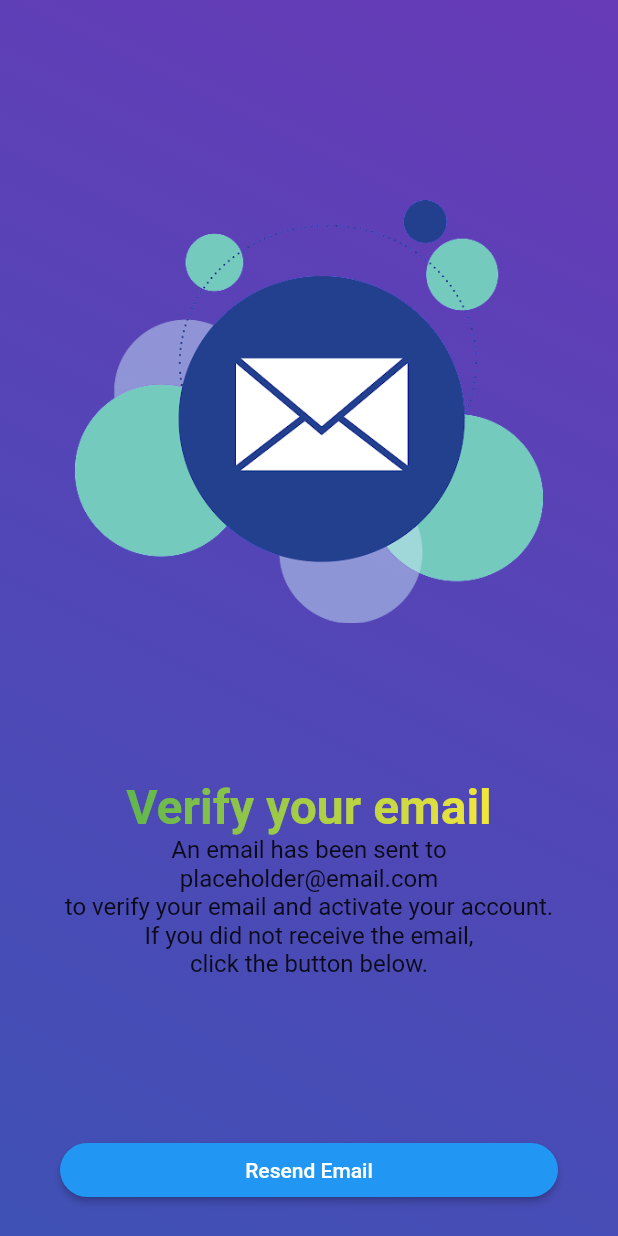
After one commit to lp-group-17/mobile-app, a Flutter app: the Email screen opened directly, on a phone screen of 412 x 824 dp. The commit adds this screen. Run offline on Flutter 3.47's test engine with Material 2 defaults, Android fonts, the phone set to English and light mode, and no system bars.

Commit message:
email verification page layout

```diff
--- /dev/null
+++ b/mood_tracker/lib/email_verification.dart
@@ -0,0 +1,98 @@
+import 'package:flutter/material.dart';
+
+class Email extends StatefulWidget {
+  const Email({Key? key, required this.title}) : super(key: key);
+  final String title;
+
+  @override
+  State<Email> createState() => _Email();
+}
+
+class _Email extends State<Email> {
+  Shader linearGradient = const LinearGradient(
+    colors: [
+      Colors.green,
+      Colors.yellow,
+    ],
+  ).createShader(
+    const Rect.fromLTWH(50.0, 0.0, 300.0, 70.0),
+  );
+
+  @override
+  Widget build(BuildContext context) {
+    return Container(
+      decoration: const BoxDecoration(
+        gradient: LinearGradient(
+          begin: Alignment.topRight,
+          end: Alignment.bottomLeft,
+          colors: [
+            Colors.deepPurple,
+            Colors.indigo,
+          ],
+        ),
+      ),
+      child: Scaffold(
+        backgroundColor: Colors.transparent,
+        body: Center(
+          child: Column(
+            mainAxisAlignment: MainAxisAlignment.center,
+            children: [
+              Expanded(
+                flex: 5,
+                child: Padding(
+                  padding: const EdgeInsets.only(left: 50, right: 50, top: 30),
+                  child: Image.asset('assets/images/email/email.png',
+                      fit: BoxFit.contain),
+                ),
+              ),
+              Text(
+                "Verify your email",
+                style: TextStyle(
+                  fontSize: 32,
+                  fontWeight: FontWeight.bold,
+                  foreground: Paint()..shader = linearGradient,
+                ),
+              ),
+              const Text(
+                "An email has been sent to\n"
+                "placeholder@email.com\n" // TODO: change to variable and remove const
+                "to verify your email and activate your account.\n"
+                "If you did not receive the email,\n"
+                "click the button below.",
+                textAlign: TextAlign.center,
+                style: TextStyle(
+                  fontSize: 16,
+                  // fontWeight: FontWeight.bold,
+                  // foreground: Paint()..shader = linearGradient,
+                ),
+              ),
+              const Expanded(
+                flex: 1,
+                child: SizedBox(),
+              ),
+              ElevatedButton(
+                onPressed: resendEmail,
+                child: const SizedBox(
+                  width: 300,
+                  child: Center(
+                    child: Text("Resend Email"),
+                  ),
+                ),
+                style: ButtonStyle(
+                  shape: MaterialStateProperty.all<RoundedRectangleBorder>(
+                    RoundedRectangleBorder(
+                      borderRadius: BorderRadius.circular(18.0),
+                    ),
+                  ),
+                ),
+              ),
+              const SizedBox(height: 20),
+            ],
+          ),
+        ),
+      ),
+    );
+  }
+
+  void resendEmail() {}
+}
--- a/mood_tracker/lib/main.dart
+++ b/mood_tracker/lib/main.dart
@@ -1,6 +1,7 @@
 import 'package:flutter/material.dart';
 import 'login.dart';
 import 'signup.dart';
+import 'email_verification.dart';
 
 void main() {
   runApp(const MyApp());
@@ -136,6 +137,21 @@ class Home extends StatelessWidget {
                 //Navigator.pop(context);
               },
             ),
+            ListTile(
+              title: const Text(
+                  'Test Email Page'), //includes journal entry fill out
+              onTap: () {
+                // Update the state of the app
+                Navigator.push(
+                  context,
+                  MaterialPageRoute(
+                    builder: (context) => const Email(title: 'Email'),
+                  ),
+                );
+                // Then close the drawer
+                //Navigator.pop(context);
+              },
+            ),
           ],
         ),
       ),
--- a/mood_tracker/lib/signup.dart
+++ b/mood_tracker/lib/signup.dart
@@ -1,4 +1,5 @@
 import 'package:flutter/material.dart';
+import 'email_verification.dart';
 
 class Signup extends StatefulWidget {
   const Signup({Key? key, required this.title}) : super(key: key);
@@ -218,5 +219,11 @@ class _Signup extends State<Signup> {
 
   void signup() {
     // TODO: submit form and goto email verification page
+    Navigator.push(
+      context,
+      MaterialPageRoute(
+        builder: (context) => const Email(title: 'Email Verification'),
+      ),
+    );
   }
 }
--- a/mood_tracker/pubspec.yaml
+++ b/mood_tracker/pubspec.yaml
@@ -63,6 +63,7 @@ flutter:
   #   - images/a_dot_ham.jpeg
   assets:
     - assets/images/logo/logo.png
+    - assets/images/email/email.png
 
   # An image asset can refer to one or more resolution-specific "variants", see
   # https://flutter.dev/assets-and-images/#resolution-aware.
```
Also changed, not shown: mood_tracker/assets/images/email/email.png (added).
